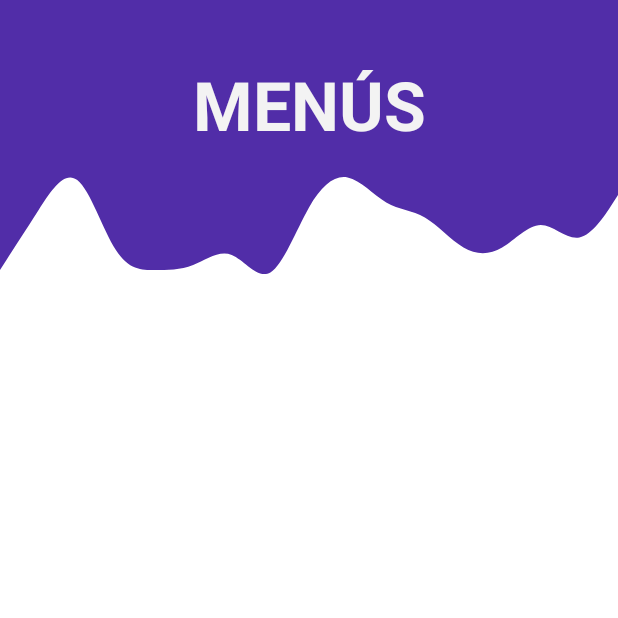
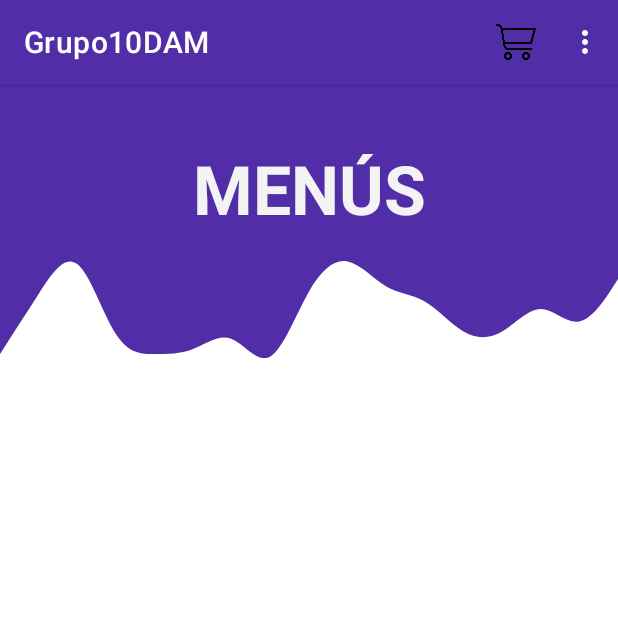
Before and after one commit to fran11sv/Grupo10DAM, an Android app: the MenuGridview screen opened directly, with no data from a screen before it, on a phone screen of 412 x 824 dp, the top half of it. Run offline under Robolectric (Android 15) with nearby library versions, the phone set to English and light mode, and no system bars; libraries missing offline, so code that uses them is left out: com.loopj.android, cz.msebera.android; 2 statements that could not run were skipped.

Commit message:
Menu Terminado

```diff
--- a/app/src/main/java/sv/edu/catolica/grupo10dam/Login.java
+++ b/app/src/main/java/sv/edu/catolica/grupo10dam/Login.java
@@ -3,10 +3,13 @@ package sv.edu.catolica.grupo10dam;
 import android.content.Intent;
 import android.content.SharedPreferences;
 import android.os.Bundle;
+import android.view.Menu;
+import android.view.MenuItem;
 import android.view.View;
 import android.widget.EditText;
 import android.widget.Toast;
 
+import androidx.annotation.NonNull;
 import androidx.appcompat.app.AppCompatActivity;
 
 import com.loopj.android.http.AsyncHttpClient;
@@ -30,6 +33,7 @@ public class Login extends AppCompatActivity {
 
         etUsuario=findViewById(R.id.txtUsuario);
         etContra=findViewById(R.id.txtContra);
+        getSupportActionBar().hide();
     }
 
     public void verificarDatos(View view){
--- a/app/src/main/res/menu/menu_principal.xml
+++ b/app/src/main/res/menu/menu_principal.xml
@@ -3,25 +3,23 @@
     xmlns:android="http://schemas.android.com/apk/res/android">
 
     <item
-        android:id="@+id/add"
-        android:title="Carrito"
+        android:id="@+id/carrito"
+        android:title="@string/carrito"
         android:icon="@drawable/shoppingcart_120371"
         app:showAsAction="ifRoom"
         android:orderInCategory="1"
         />
     <item
-        android:id="@+id/edit"
-        android:title="Cuenta"
+        android:id="@+id/cuenta"
         android:icon="@android:drawable/ic_menu_edit"
-        app:showAsAction="never"
         android:orderInCategory="2"
-        />
+        android:title="@string/cuenta"
+        app:showAsAction="never" />
     <item
-        android:id="@+id/delete"
-        android:title="Cerrar Sesión"
+        android:id="@+id/cerrarSesion"
+        android:title="@string/cerrar_sesi_n"
         android:icon="@android:drawable/ic_menu_delete"
         app:showAsAction="never"
         android:orderInCategory="3"
-        />
-
+        />/>
 </menu>
--- a/app/src/main/res/values-night/themes.xml
+++ b/app/src/main/res/values-night/themes.xml
@@ -1,6 +1,6 @@
 <resources xmlns:tools="http://schemas.android.com/tools">
     <!-- Base application theme. -->
-    <style name="Theme.Grupo10DAM" parent="Theme.MaterialComponents.DayNight.NoActionBar">
+    <style name="Theme.Grupo10DAM" parent="Theme.MaterialComponents.DayNight.DarkActionBar">
         <!-- Primary brand color. -->
         <item name="colorPrimary">@color/dark_primary_purple</item>
         <item name="colorPrimaryVariant">@color/light_primary_purple</item>
--- a/app/src/main/res/values/strings.xml
+++ b/app/src/main/res/values/strings.xml
@@ -12,4 +12,7 @@
     <string name="txtPlatos"> PLATOS </string>
     <string name="txtDPlatos"> PLATO </string>
     <string name="txtPedidos"> PEDIDOS </string>
+    <string name="carrito">Carrito</string>
+    <string name="cuenta">Cuenta</string>
+    <string name="cerrar_sesi_n">Cerrar Sesión</string>
 </resources>
--- a/app/src/main/res/values/themes.xml
+++ b/app/src/main/res/values/themes.xml
@@ -1,6 +1,6 @@
 <resources xmlns:tools="http://schemas.android.com/tools">
     <!-- Base application theme. -->
-    <style name="Theme.Grupo10DAM" parent="Theme.MaterialComponents.DayNight.NoActionBar">
+    <style name="Theme.Grupo10DAM" parent="Theme.MaterialComponents.DayNight.DarkActionBar">
         <!-- Primary brand color. -->
         <item name="colorPrimary">@color/dark_primary_purple</item>
         <item name="colorPrimaryVariant">@color/light_primary_purple</item>
```
Also changed, not shown: app/src/main/java/sv/edu/catolica/grupo10dam/ElementoDetallado.java (+30 -0 lines), app/src/main/java/sv/edu/catolica/grupo10dam/MenuGridview.java (+25 -25 lines), app/src/main/java/sv/edu/catolica/grupo10dam/MenuListview.java (+29 -0 lines), app/src/main/java/sv/edu/catolica/grupo10dam/MenulistvPedidos.java (+30 -0 lines).
